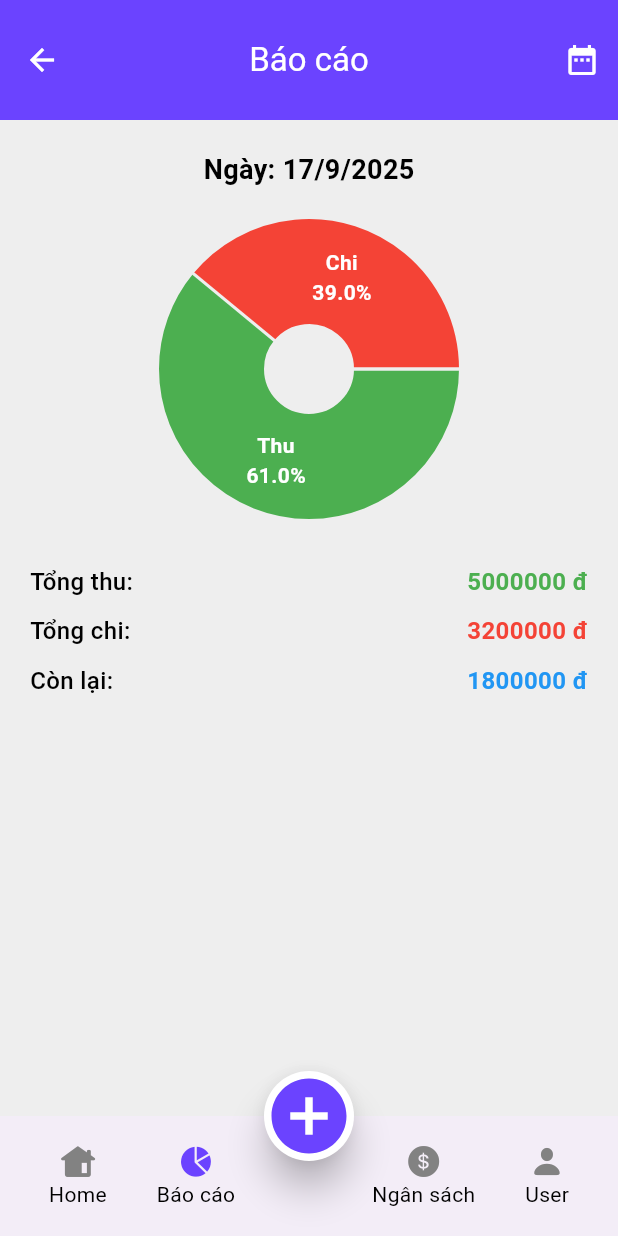
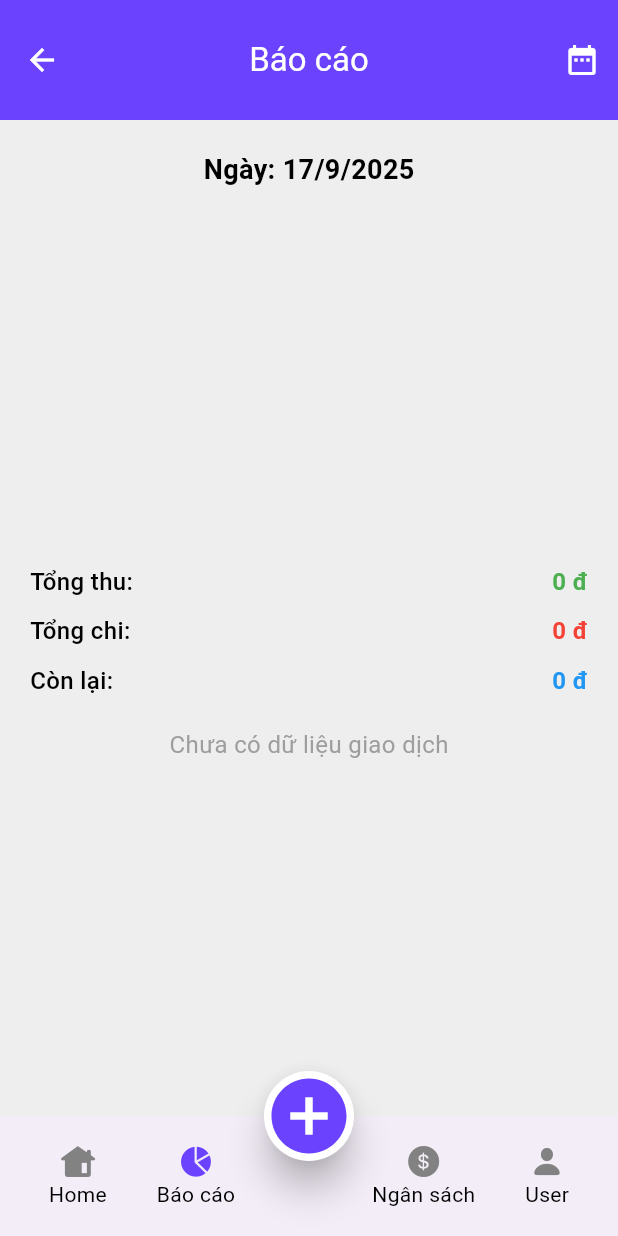
Before and after one commit to komuro-tairoku/Monthly_expenses_mobileApp, a Flutter app: the Home screen opened by its route, after a tap on "Báo cáo", on a phone screen of 412 x 824 dp. Run offline on Flutter 3.47's test engine with Material 3 defaults, Android fonts, the phone set to English and light mode, and no system bars; drawn by our look-alikes of fl_chart; our stand-ins replace animated_toggle_switch, flutter_svg, hive, hive_flutter, hooks_riverpod, image_picker and 1 more; accounts and stored records are empty.

Commit message:
piaChart

```diff
--- a/lib/Screen/HomeScreen.dart
+++ b/lib/Screen/HomeScreen.dart
@@ -268,13 +268,17 @@ class _HomeScreenState extends State<HomeScreen> {
               TextField(
                 controller: labelController,
                 decoration: const InputDecoration(labelText: "Nội dung"),
-                style: const TextStyle(color: Colors.black, fontSize: 18),
+                style: Theme.of(
+                  context,
+                ).textTheme.bodySmall!.copyWith(fontSize: 18),
               ),
               TextField(
                 controller: amountController,
                 keyboardType: TextInputType.number,
                 decoration: const InputDecoration(labelText: "Số tiền"),
-                style: const TextStyle(color: Colors.black, fontSize: 18),
+                style: Theme.of(
+                  context,
+                ).textTheme.bodySmall!.copyWith(fontSize: 18),
               ),
             ],
           ),
--- a/lib/Screen/Statement.dart
+++ b/lib/Screen/Statement.dart
@@ -1,5 +1,7 @@
 import 'package:flutter/material.dart';
 import 'package:fl_chart/fl_chart.dart';
+import 'package:hive_flutter/hive_flutter.dart';
+import 'package:monthly_expenses_mobile_app/db/transaction.dart';
 
 class Statement extends StatefulWidget {
   const Statement({super.key});
@@ -10,9 +12,6 @@ class Statement extends StatefulWidget {
 
 class _StatementState extends State<Statement> {
   DateTime _selectedDate = DateTime.now();
-
-  double income = 5000000;
-  double expense = 3200000;
 
   Future<void> _pickDate() async {
     final DateTime? picked = await showDatePicker(
@@ -31,7 +30,7 @@ class _StatementState extends State<Statement> {
 
   @override
   Widget build(BuildContext context) {
-    double total = income + expense;
+    final transactionBox = Hive.box<TransactionItem>('transactions');
 
     return Scaffold(
       appBar: AppBar(
@@ -42,17 +41,38 @@ class _StatementState extends State<Statement> {
           IconButton(icon: const Icon(Icons.date_range), onPressed: _pickDate),
         ],
       ),
-      body: Column(
+      body: ValueListenableBuilder(
+        valueListenable: transactionBox.listenable(),
+        builder: (context, Box<TransactionItem> box, _) {
+          final transactions = box.values.toList();
+
+          // Tính tổng thu / chi
+          double totalIncome = 0;
+          double totalExpense = 0;
+
+          for (var t in transactions) {
+            if (t.isIncome) {
+              totalIncome += t.amount;
+            } else {
+              totalExpense += t.amount;
+            }
+          }
+
+          double total = totalIncome + totalExpense;
+
+          return Column(
             children: [
               const SizedBox(height: 20),
-
               Text(
                 "Ngày: ${_selectedDate.day}/${_selectedDate.month}/${_selectedDate.year}",
-            style: const TextStyle(fontSize: 18, fontWeight: FontWeight.bold),
+                style: const TextStyle(
+                  fontSize: 18,
+                  fontWeight: FontWeight.bold,
                 ),
-
+              ),
               const SizedBox(height: 20),
 
+              // Luôn hiển thị PieChart
               SizedBox(
                 height: 200,
                 child: PieChart(
@@ -60,8 +80,9 @@ class _StatementState extends State<Statement> {
                     sections: [
                       PieChartSectionData(
                         color: Colors.green,
-                    value: income,
-                    title: "Thu\n${(income / total * 100).toStringAsFixed(1)}%",
+                        value: totalIncome,
+                        title:
+                            "Thu\n${total == 0 ? 0 : (totalIncome / total * 100).toStringAsFixed(1)}%",
                         radius: 70,
                         titleStyle: const TextStyle(
                           fontSize: 14,
@@ -71,9 +92,9 @@ class _StatementState extends State<Statement> {
                       ),
                       PieChartSectionData(
                         color: Colors.red,
-                    value: expense,
+                        value: totalExpense,
                         title:
-                        "Chi\n${(expense / total * 100).toStringAsFixed(1)}%",
+                            "Chi\n${total == 0 ? 0 : (totalExpense / total * 100).toStringAsFixed(1)}%",
                         radius: 70,
                         titleStyle: const TextStyle(
                           fontSize: 14,
@@ -92,15 +113,30 @@ class _StatementState extends State<Statement> {
                 padding: const EdgeInsets.symmetric(horizontal: 20),
                 child: Column(
                   children: [
-                _buildSummaryRow("Tổng thu:", income, Colors.green),
+                    _buildSummaryRow("Tổng thu:", totalIncome, Colors.green),
                     const SizedBox(height: 10),
-                _buildSummaryRow("Tổng chi:", expense, Colors.red),
+                    _buildSummaryRow("Tổng chi:", totalExpense, Colors.red),
                     const SizedBox(height: 10),
-                _buildSummaryRow("Còn lại:", income - expense, Colors.blue),
+                    _buildSummaryRow(
+                      "Còn lại:",
+                      totalIncome - totalExpense,
+                      Colors.blue,
+                    ),
                   ],
                 ),
               ),
+
+              if (transactions.isEmpty)
+                const Padding(
+                  padding: EdgeInsets.all(20),
+                  child: Text(
+                    "Chưa có dữ liệu giao dịch",
+                    style: TextStyle(fontSize: 16, color: Colors.grey),
+                  ),
+                ),
             ],
+          );
+        },
       ),
     );
   }
--- a/lib/Screen/User.dart
+++ b/lib/Screen/User.dart
@@ -1,4 +1,3 @@
-// user_screen.dart
 import 'dart:io';
 import 'package:flutter/material.dart';
 import 'package:flutter_svg/flutter_svg.dart';
@@ -126,7 +125,7 @@ class _UserState extends ConsumerState<User> {
                   children: [
                     SizedBox(height: 100),
                     Text(
-                      "User",
+                      "Profile",
                       style: Theme.of(
                         context,
                       ).textTheme.bodyMedium!.copyWith(fontSize: 25),
@@ -151,13 +150,9 @@ class _UserState extends ConsumerState<User> {
                           ),
                           SizedBox(height: 21),
                           _buildItem(context, Icons.person, "Edit profile"),
-                          _buildItem(context, Icons.security, "Security"),
-                          _buildItem(
-                            context,
-                            Icons.notifications,
-                            "Notifications",
-                          ),
-                          _buildItem(context, Icons.lock, "Privacy"),
+                          _buildItem(context, Icons.security, "Bảo mật"),
+                          _buildItem(context, Icons.notifications, "Thông báo"),
+                          _buildItem(context, Icons.lock, "Riêng tư"),
                         ],
                       ),
                     ),
--- a/lib/Screen/bottomNavBar.dart
+++ b/lib/Screen/bottomNavBar.dart
@@ -18,7 +18,7 @@ class _HomeState extends State<Home> {
   int _selectedIndex = 0;
   static final List<Widget> _screens = [
     const HomeScreen(),
-    const Statement(),
+    Statement(),
     const Budget(),
     const User(),
   ];
--- a/lib/db/transaction.dart
+++ b/lib/db/transaction.dart
@@ -13,9 +13,12 @@ class TransactionItem extends HiveObject {
   @HiveField(2)
   final bool isIncome;
 
+  @HiveField(3)
+  final String? category;
   TransactionItem({
     required this.label,
     required this.amount,
     required this.isIncome,
+    this.category,
   });
 }
```
Also changed, not shown: lib/db/transaction.g.dart. Lines whose indentation alone changed are shown as unchanged.
